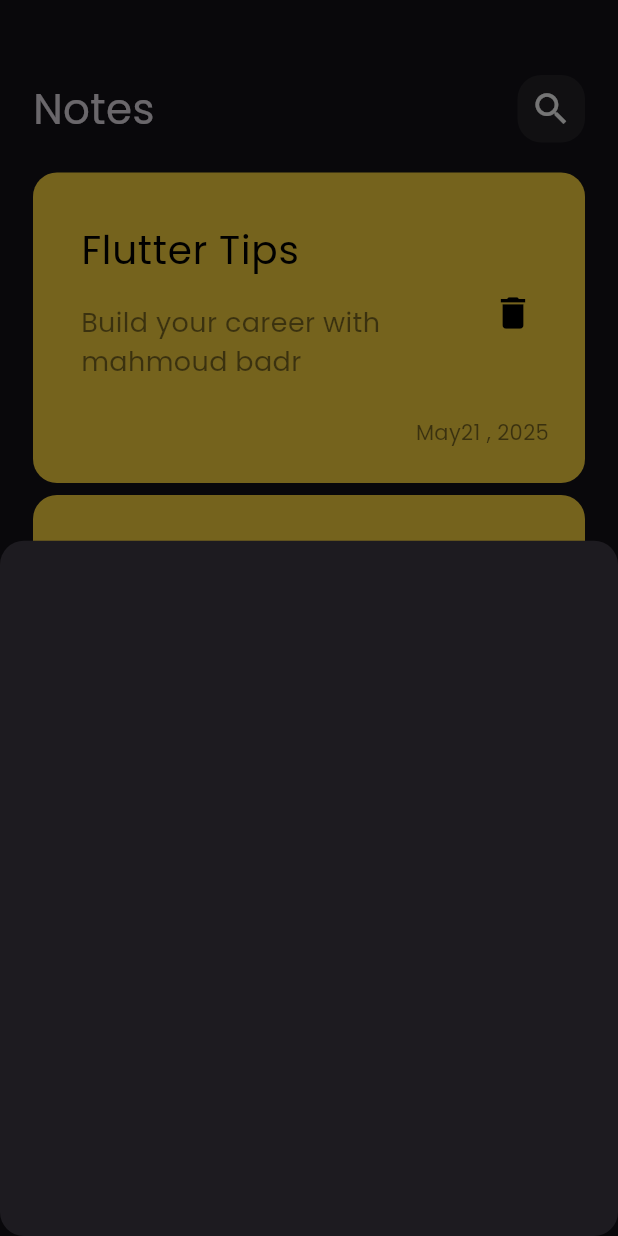
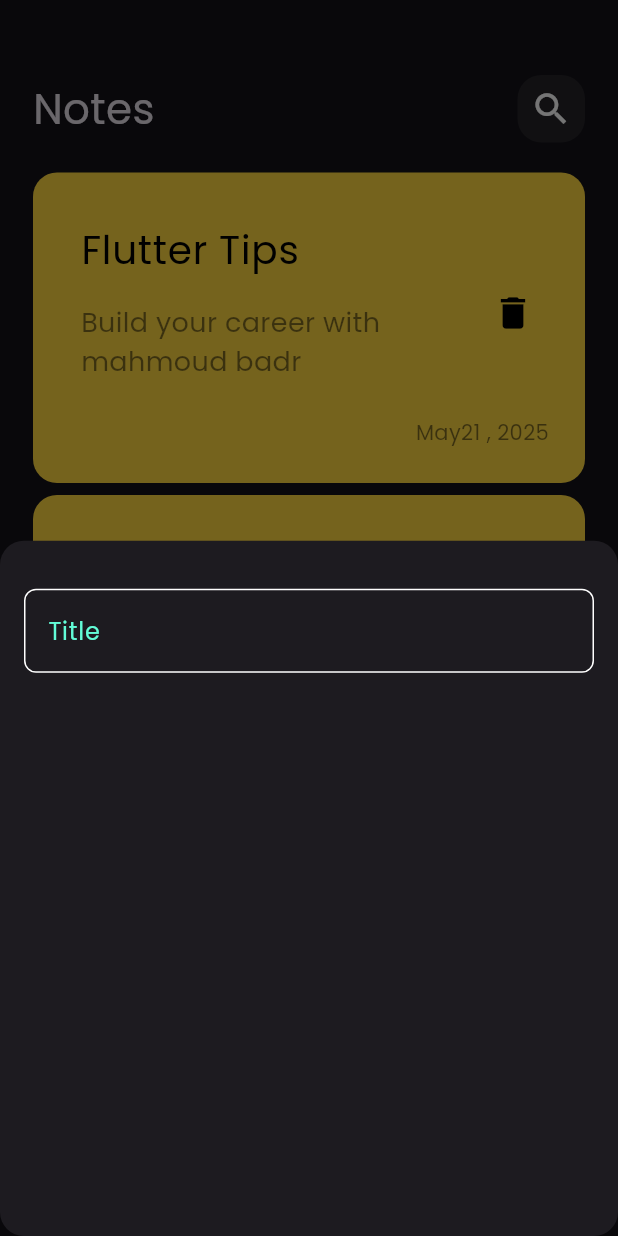
Before and after one commit to mahmoudbadr2/new-note-app-, a Flutter app: the screen it shows after launch, after a tap on the "add" icon, on a phone screen of 412 x 824 dp. Run offline on Flutter 3.47's test engine with Material 3 defaults, Android fonts, the phone set to English and light mode, and no system bars.

Commit message:
create custom TextField

```diff
--- /dev/null
+++ b/lib/constants.dart
@@ -0,0 +1,3 @@
+import 'package:flutter/material.dart';
+
+const KPrimaryColor = Color(0xff62FCD7);
--- a/lib/views/widges/add_note_bottom_sheet.dart
+++ b/lib/views/widges/add_note_bottom_sheet.dart
@@ -1,10 +1,14 @@
 import 'package:flutter/material.dart';
+import 'package:note_app/views/widges/custom_text_field.dart';
 
 class AddNoteBottomSheet extends StatelessWidget {
   const AddNoteBottomSheet({super.key});
 
   @override
   Widget build(BuildContext context) {
-    return Container();
+    return Padding(
+      padding: const EdgeInsets.symmetric(horizontal: 16),
+      child: Column(children: const [SizedBox(height: 32), CustomTextField()]),
+    );
   }
 }
--- /dev/null
+++ b/lib/views/widges/custom_text_field.dart
@@ -0,0 +1,28 @@
+import 'package:flutter/material.dart';
+import 'package:note_app/constants.dart';
+
+class CustomTextField extends StatelessWidget {
+  const CustomTextField({super.key});
+
+  @override
+  Widget build(BuildContext context) {
+    return TextField(
+      cursorColor: KPrimaryColor,
+
+      decoration: InputDecoration(
+        hintText: 'Title',
+        hintStyle: TextStyle(color: KPrimaryColor),
+        border: buildBorder(KPrimaryColor),
+        enabledBorder: buildBorder(),
+        focusedBorder: buildBorder(KPrimaryColor),
+      ),
+    );
+  }
+
+  OutlineInputBorder buildBorder([color]) {
+    return OutlineInputBorder(
+      borderRadius: BorderRadius.circular(8),
+      borderSide: BorderSide(color: color ?? Colors.white),
+    );
+  }
+}
```
